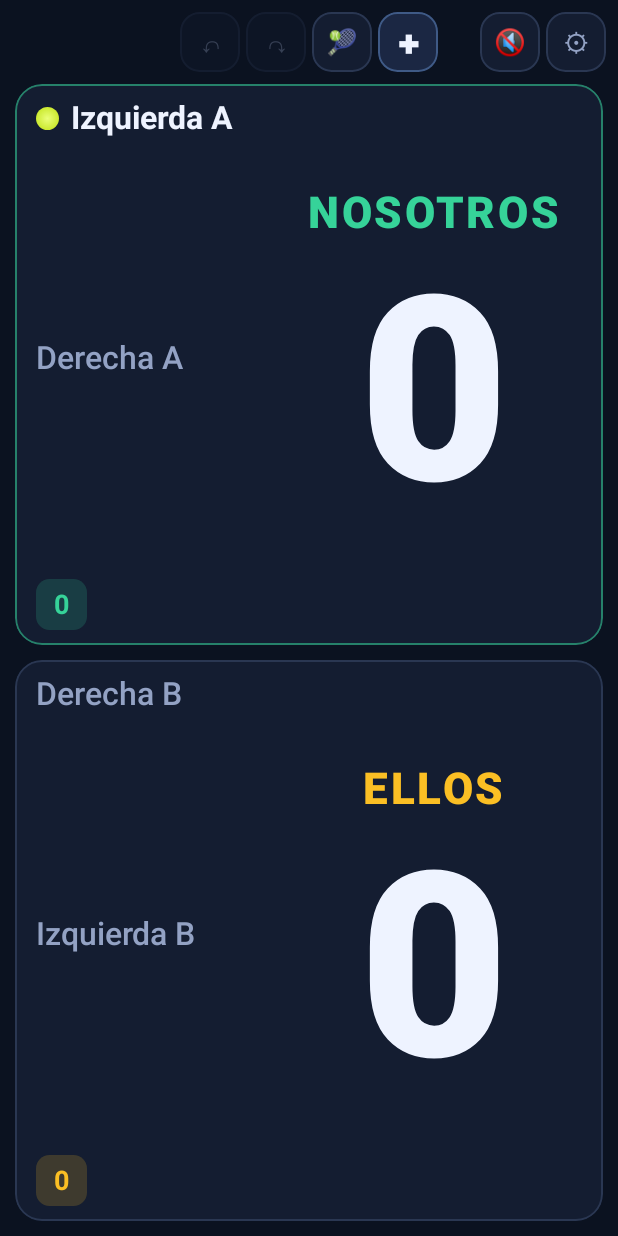
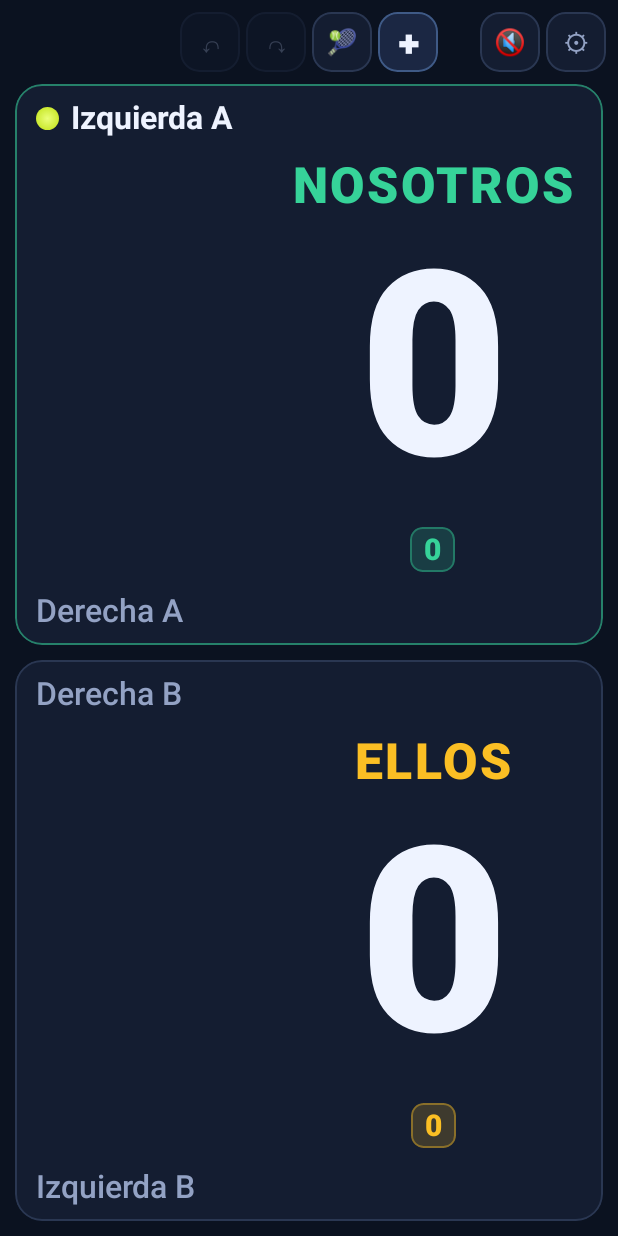
Before and after one commit to vrgspn/padel-scoreboard, an Android app built with Jetpack Compose: the screen it shows after launch (MainActivity), on a phone screen of 412 x 824 dp. Run offline under Robolectric (Android 15) with nearby library versions, the phone set to English and light mode, and no system bars.

Commit message:
Juegos del set junto a las pelotas de sets y nombre de pareja más grande
- Los juegos del set en curso pasan a la línea de las pelotas de sets,
  a su derecha, bajo el tanteo: más grandes y del color de la pareja
  (web, Android e iOS).
- Desaparece la fila inferior de juegos; el tanteo y el jugador de
  abajo bajan y ocupan ese hueco.
- El nombre de la pareja sobre el tanteo se ve más grande.

Co-Authored-By: Claude Opus 5.5 <noreply@anthropic.com>

```diff
--- a/android/app/src/main/java/com/vrgspn/marcadorpadel/ui/Scoreboard.kt
+++ b/android/app/src/main/java/com/vrgspn/marcadorpadel/ui/Scoreboard.kt
@@ -40,7 +40,6 @@ import androidx.compose.ui.unit.Dp
 import androidx.compose.ui.unit.dp
 import androidx.compose.material3.Text
 import com.vrgspn.marcadorpadel.AppState
-import com.vrgspn.marcadorpadel.Match
 import com.vrgspn.marcadorpadel.Rules
 import kotlin.math.min
 
@@ -59,8 +58,8 @@ fun MatchScreen(state: AppState) {
             val numberDp: Dp = if (portrait) min(h.value * 0.30f, w.value * 0.44f).dp
             else min(h.value * 0.52f, w.value * 0.30f).dp
             // nombre de la pareja grande, que se lea desde lejos
-            val nameDp: Dp = if (portrait) (w.value * 0.075f).coerceIn(28f, 56f).dp
-            else (h.value * 0.09f).coerceIn(24f, 54f).dp
+            val nameDp: Dp = if (portrait) (w.value * 0.085f).coerceIn(30f, 62f).dp
+            else (h.value * 0.11f).coerceIn(28f, 64f).dp
             val playerDp: Dp = if (portrait) (w.value * 0.055f).coerceIn(17f, 34f).dp
             else (h.value * 0.075f).coerceIn(16f, 34f).dp
 
@@ -201,12 +200,20 @@ private fun TeamPanel(
                     weight = FontWeight.ExtraBold,
                     lineHeightFactor = 0.82f
                 )
-                // sets ganados: una pelota por cada uno, centradas bajo el tanteo
+                // bajo el tanteo: una pelota por set ganado y, a su derecha, los juegos del set
                 val won = match.setsWon[team]
+                if (won > 0 || !match.finished) {
+                    Spacer(Modifier.height(6.dp))
+                    Row(
+                        horizontalArrangement = Arrangement.spacedBy(nameDp * 0.3f),
+                        verticalAlignment = Alignment.CenterVertically
+                    ) {
                         if (won > 0) {
-                    Spacer(Modifier.height(6.dp))
                             Row(horizontalArrangement = Arrangement.spacedBy(8.dp)) {
                                 repeat(won) { Ball(nameDp * 0.6f) }
+                            }
+                        }
+                        if (!match.finished) GameBox(match.games[team].toString(), color, nameDp * 0.9f)
                     }
                 }
             }
@@ -220,7 +227,6 @@ private fun TeamPanel(
                 ) {
                     playerTop()
                     playerBottom()
-                    GamesRow(state, team)
                 }
                 Box(Modifier.weight(0.58f).fillMaxHeight(), contentAlignment = Alignment.Center) { scoreBlock() }
             }
@@ -229,8 +235,6 @@ private fun TeamPanel(
                 playerTop()
                 Box(Modifier.weight(1f).fillMaxWidth(), contentAlignment = Alignment.Center) { scoreBlock() }
                 playerBottom()
-                Spacer(Modifier.height(4.dp))
-                Row(Modifier.fillMaxWidth(), horizontalArrangement = Arrangement.Center) { GamesRow(state, team) }
             }
         }
 
@@ -299,44 +303,22 @@ private fun Ball(size: Dp) {
     )
 }
 
+/** Juegos del set en curso, en un cuadrito del color de la pareja. */
 @Composable
-private fun GamesRow(state: AppState, team: Int) {
-    val match: Match = state.match
-    val color = P.team(team)
-    Row(horizontalArrangement = Arrangement.spacedBy(6.dp), verticalAlignment = Alignment.CenterVertically) {
-        if (!match.finished) {
-            GameBox(
-                text = match.games[team].toString(),
-                sup = null,
-                color = color,
-                background = color.copy(alpha = 0.18f)
-            )
-        }
-    }
-}
-
-@Composable
-private fun GameBox(text: String, sup: String?, color: Color, background: Color) {
+private fun GameBox(text: String, color: Color, size: Dp) {
     Box(
-        Modifier.size(width = 34.dp, height = 34.dp).clip(RoundedCornerShape(9.dp)).background(background),
+        Modifier.size(size).clip(RoundedCornerShape(size * 0.28f))
+            .background(color.copy(alpha = 0.18f))
+            .border(1.dp, color.copy(alpha = 0.40f), RoundedCornerShape(size * 0.28f)),
         contentAlignment = Alignment.Center
     ) {
-        Row(verticalAlignment = Alignment.Top) {
         Text(
             text,
             color = color,
-                fontSize = with(LocalDensity.current) { 18.dp.toSp() },
-                fontWeight = FontWeight.Bold
+            fontSize = with(LocalDensity.current) { (size * 0.66f).toSp() },
+            fontWeight = FontWeight.ExtraBold,
+            maxLines = 1
         )
-            if (sup != null) {
-                Text(
-                    sup,
-                    color = P.dim,
-                    fontSize = with(LocalDensity.current) { 10.dp.toSp() },
-                    fontWeight = FontWeight.Bold
-                )
-            }
-        }
     }
 }
 
```
Also changed, not shown: 2 other files. Lines whose indentation alone changed are shown as unchanged.
